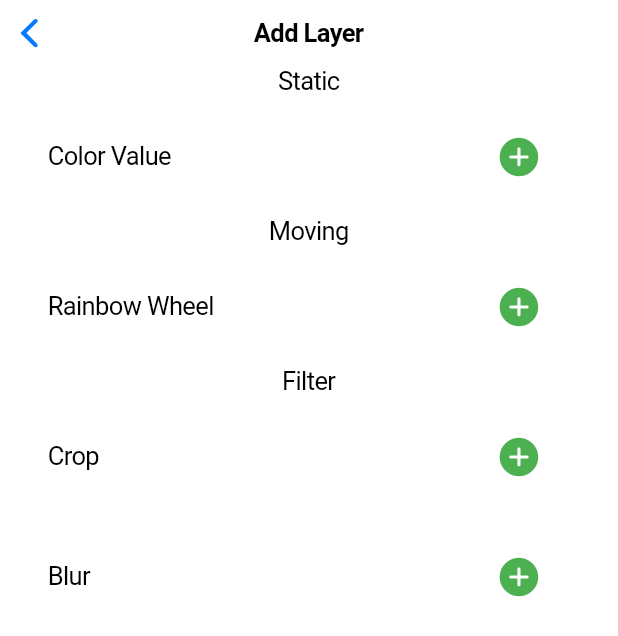
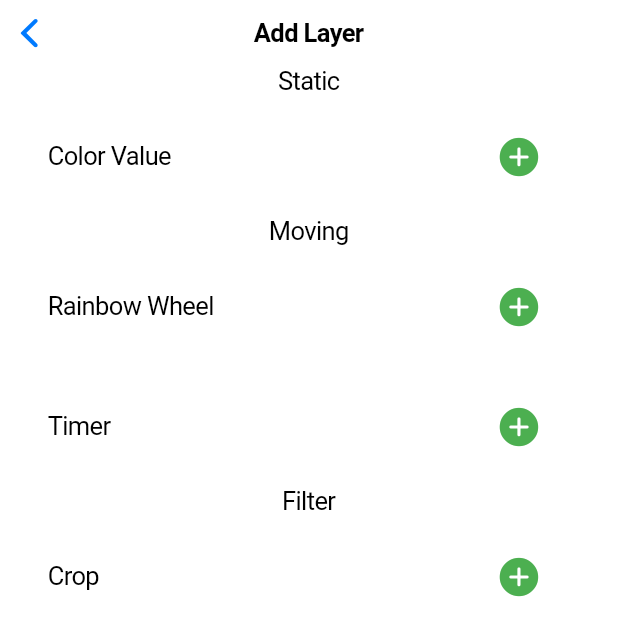
Before and after one commit to Ondolin/LED-Animation-Manager, a Flutter app: the AddLayerPage screen opened directly with empty values, on a phone screen of 412 x 824 dp. Shown: the top 636 px of the screen. Run offline on Flutter 3.47's test engine with Material 2 defaults, Android fonts, the phone set to English and light mode, and no system bars; our stand-ins replace flutter_colorpicker, flutter_dotenv; missing offline and left inert: throttling; network calls fail.

Commit message:
updated app

```diff
--- a/controller/lib/api/lib/model/color_prop.dart
+++ b/controller/lib/api/lib/model/color_prop.dart
@@ -13,37 +13,37 @@ part of openapi.api;
 class ColorProp {
   /// Returns a new [ColorProp] instance.
   ColorProp({
+    required this.red,
     required this.blue,
-    required this.red,
     required this.green,
   });
 
+  int red;
+
   int blue;
-
-  int red;
 
   int green;
 
   @override
   bool operator ==(Object other) => identical(this, other) || other is ColorProp &&
+     other.red == red &&
      other.blue == blue &&
-     other.red == red &&
      other.green == green;
 
   @override
   int get hashCode =>
     // ignore: unnecessary_parenthesis
+    (red.hashCode) +
     (blue.hashCode) +
-    (red.hashCode) +
     (green.hashCode);
 
   @override
-  String toString() => 'ColorProp[blue=$blue, red=$red, green=$green]';
+  String toString() => 'ColorProp[red=$red, blue=$blue, green=$green]';
 
   Map<String, dynamic> toJson() {
     final _json = <String, dynamic>{};
+      _json[r'red'] = red;
       _json[r'blue'] = blue;
-      _json[r'red'] = red;
       _json[r'green'] = green;
     return _json;
   }
@@ -67,8 +67,8 @@ class ColorProp {
       }());
 
       return ColorProp(
+        red: mapValueOfType<int>(json, r'red')!,
         blue: mapValueOfType<int>(json, r'blue')!,
-        red: mapValueOfType<int>(json, r'red')!,
         green: mapValueOfType<int>(json, r'green')!,
       );
     }
@@ -119,8 +119,8 @@ class ColorProp {
 
   /// The list of required keys that must be present in a JSON.
   static const requiredKeys = <String>{
+    'red',
     'blue',
-    'red',
     'green',
   };
 }
--- a/controller/lib/api/lib/model/crop_filter_props.dart
+++ b/controller/lib/api/lib/model/crop_filter_props.dart
@@ -13,32 +13,32 @@ part of openapi.api;
 class CropFilterProps {
   /// Returns a new [CropFilterProps] instance.
   CropFilterProps({
+    required this.right,
     required this.left,
-    required this.right,
   });
+
+  int right;
 
   int left;
 
-  int right;
-
   @override
   bool operator ==(Object other) => identical(this, other) || other is CropFilterProps &&
-     other.left == left &&
-     other.right == right;
+     other.right == right &&
+     other.left == left;
 
   @override
   int get hashCode =>
     // ignore: unnecessary_parenthesis
-    (left.hashCode) +
-    (right.hashCode);
+    (right.hashCode) +
+    (left.hashCode);
 
   @override
-  String toString() => 'CropFilterProps[left=$left, right=$right]';
+  String toString() => 'CropFilterProps[right=$right, left=$left]';
 
   Map<String, dynamic> toJson() {
     final _json = <String, dynamic>{};
+      _json[r'right'] = right;
       _json[r'left'] = left;
-      _json[r'right'] = right;
     return _json;
   }
 
@@ -61,8 +61,8 @@ class CropFilterProps {
       }());
 
       return CropFilterProps(
+        right: mapValueOfType<int>(json, r'right')!,
         left: mapValueOfType<int>(json, r'left')!,
-        right: mapValueOfType<int>(json, r'right')!,
       );
     }
     return null;
@@ -112,7 +112,7 @@ class CropFilterProps {
 
   /// The list of required keys that must be present in a JSON.
   static const requiredKeys = <String>{
+    'right',
     'left',
-    'right',
   };
 }
--- a/controller/lib/api/lib/model/timer_props.dart
+++ b/controller/lib/api/lib/model/timer_props.dart
@@ -13,32 +13,32 @@ part of openapi.api;
 class TimerProps {
   /// Returns a new [TimerProps] instance.
   TimerProps({
+    required this.color,
     required this.duration,
-    required this.color,
   });
+
+  ColorProp color;
 
   int duration;
 
-  ColorProp color;
-
   @override
   bool operator ==(Object other) => identical(this, other) || other is TimerProps &&
-     other.duration == duration &&
-     other.color == color;
+     other.color == color &&
+     other.duration == duration;
 
   @override
   int get hashCode =>
     // ignore: unnecessary_parenthesis
-    (duration.hashCode) +
-    (color.hashCode);
+    (color.hashCode) +
+    (duration.hashCode);
 
   @override
-  String toString() => 'TimerProps[duration=$duration, color=$color]';
+  String toString() => 'TimerProps[color=$color, duration=$duration]';
 
   Map<String, dynamic> toJson() {
     final _json = <String, dynamic>{};
+      _json[r'color'] = color;
       _json[r'duration'] = duration;
-      _json[r'color'] = color;
     return _json;
   }
 
@@ -61,8 +61,8 @@ class TimerProps {
       }());
 
       return TimerProps(
+        color: ColorProp.fromJson(json[r'color'])!,
         duration: mapValueOfType<int>(json, r'duration')!,
-        color: ColorProp.fromJson(json[r'color'])!,
       );
     }
     return null;
@@ -112,7 +112,7 @@ class TimerProps {
 
   /// The list of required keys that must be present in a JSON.
   static const requiredKeys = <String>{
+    'color',
     'duration',
-    'color',
   };
 }
--- a/controller/pubspec.yaml
+++ b/controller/pubspec.yaml
@@ -39,6 +39,7 @@ dependencies:
   web_socket_channel: ^2.2.0
   flutter_dotenv: ^5.0.2
   flutter_colorpicker: ^1.0.3
+  throttling: ^1.0.0
 
 dev_dependencies:
   flutter_test:
```
Also changed, not shown: controller/lib/add_layer_page.dart (+245 -154 lines), controller/lib/detail_view.dart (+9 -4 lines), controller/lib/main.dart (+42 -34 lines), controller/lib/api/pubspec.lock (added), controller/pubspec.lock, 4 other files.
